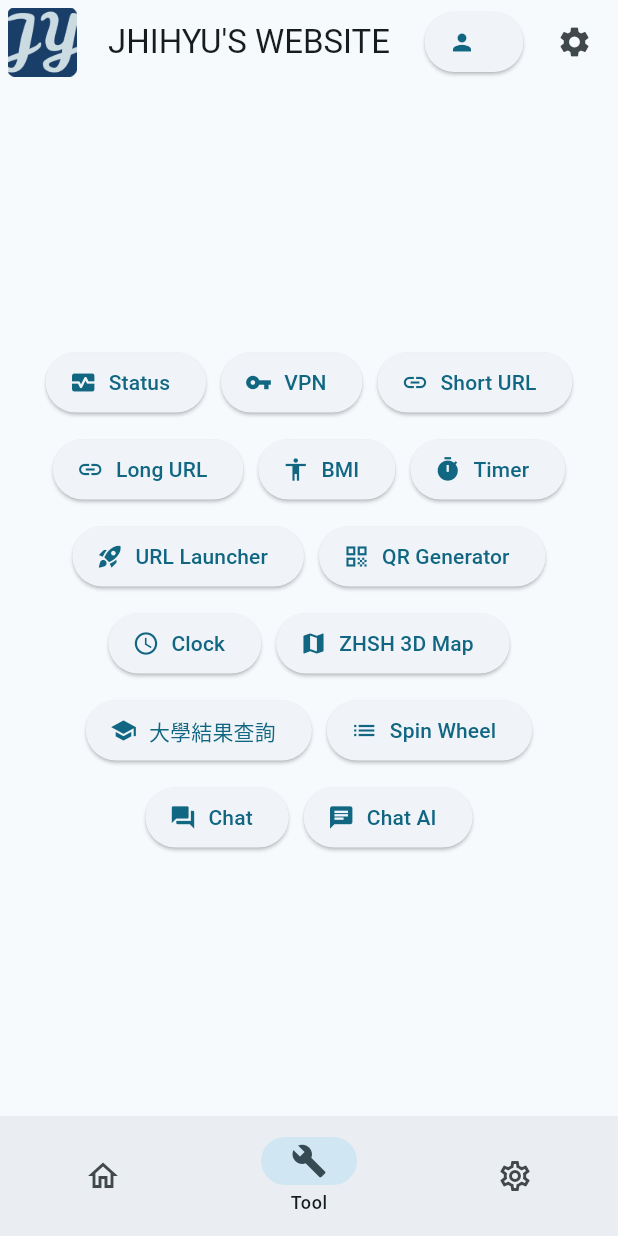
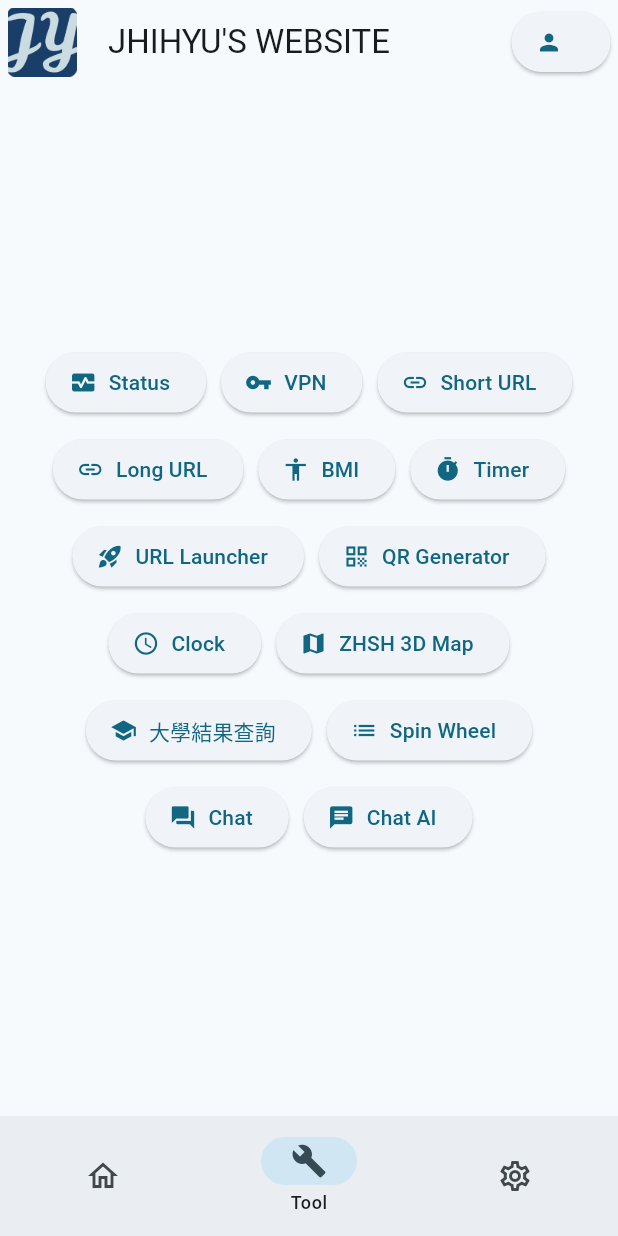
Before and after one commit to jhihyulin/WEBSITE, a Flutter app: the screen it shows once a user with an empty profile is signed in, item 2 of the bottom bar chosen, on a phone screen of 412 x 824 dp. Run offline on Flutter 3.47's test engine with Material 2 defaults, Android fonts, the phone set to English and light mode, and no system bars; our stand-ins replace animated_text_kit, cloud_firestore, firebase_auth, firebase_core, firebase_database, flutter_colorpicker and 5 more; missing offline and left inert: chat_gpt_sdk, firebase_app_check, firebase_ui_auth, firebase_ui_oauth_facebook, firebase_ui_oauth_google, firebase_ui_oauth_twitter and 4 more; accounts and stored records are empty; network calls fail; statements that could not run were skipped; project files that could hold a hidden picture were left out.

Commit message:
Update main.dart

```diff
--- a/lib/main.dart
+++ b/lib/main.dart
@@ -400,18 +400,6 @@ class _NavigationControllerState extends State<NavigationController> {
               },
             ),
           ),
-          Offstage(
-            offstage: MediaQuery.of(context).size.width >= desktopModeWidth,
-            child: Container(
-              padding: const EdgeInsets.all(5),
-              child: IconButton(
-                icon: const Icon(Icons.settings),
-                onPressed: () {
-                  Navigator.pushNamed(context, '/setting');
-                },
-              ),
-            ),
-          )
         ],
       ),
       body: MediaQuery.of(context).size.width < desktopModeWidth
```
